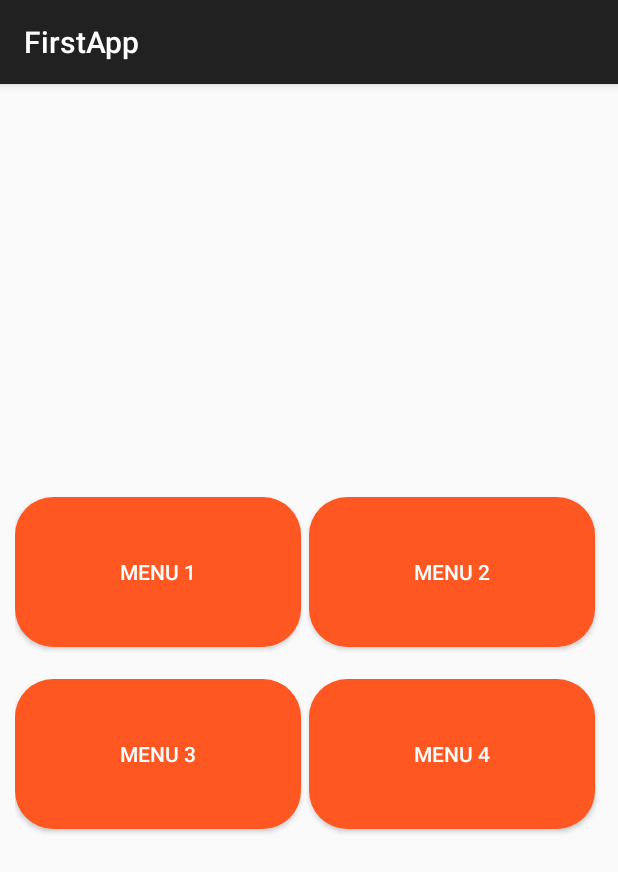
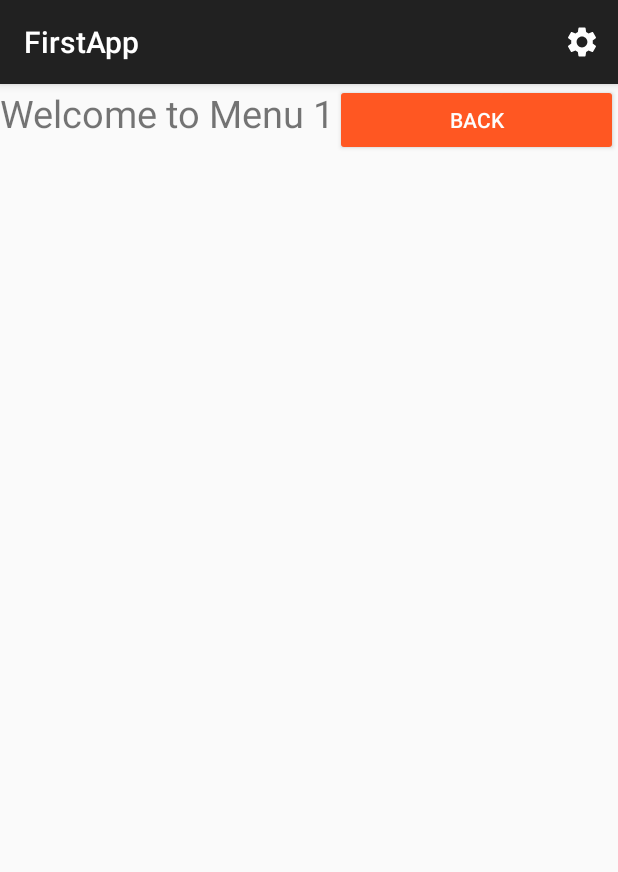
Before and after one commit to Bekzat23/lesson6_registForm, an Android app: the screen it shows after launch (menu_activity before the commit, menu_activity1 after it), after a tap on "MENU 1", on a phone screen of 412 x 824 dp. Shown: the top 872 px of the screen. Run offline under Robolectric (Android 15) with nearby library versions, the phone set to English and light mode, and no system bars.

Commit message:
'with_settings'

```diff
--- a/app/src/main/java/com/example/myapplication/menu_activity.java
+++ b/app/src/main/java/com/example/myapplication/menu_activity.java
@@ -29,6 +29,7 @@ public class menu_activity extends AppCompatActivity implements View.OnClickList
     public void onClick(View view){
         if(view.getId() == R.id.btnMenu1){
             Intent menu1 = new Intent(this, menu_activity1.class);
+            startActivity(menu1);
         }
         else if(view.getId() == R.id.btnMenu2){
             Intent menu1 = new Intent(this, menu_activity2.class);
--- a/app/src/main/java/com/example/myapplication/menu_activity1.java
+++ b/app/src/main/java/com/example/myapplication/menu_activity1.java
@@ -1,14 +1,68 @@
 package com.example.myapplication;
 
+import android.content.Intent;
+import android.os.Bundle;
+import android.view.Menu;
+import android.view.MenuInflater;
+import android.view.MenuItem;
+import android.view.View;
+import android.widget.Button;
+import android.widget.Toast;
+
+import androidx.annotation.NonNull;
 import androidx.appcompat.app.AppCompatActivity;
 
-import android.os.Bundle;
-
-public class menu_activity1 extends AppCompatActivity {
+public class menu_activity1 extends AppCompatActivity implements View.OnClickListener {
+    Button btnBack;
 
     @Override
     protected void onCreate(Bundle savedInstanceState) {
         super.onCreate(savedInstanceState);
         setContentView(R.layout.menu1_design);
+
+        btnBack = findViewById(R.id.Btn_back);
+        btnBack.setOnClickListener(this);
+    }
+
+    @Override
+    public void onClick(View view) {
+        Intent menu1 = new Intent(this, menu_activity.class);
+        startActivity(menu1);
+    }
+
+    @Override
+    public boolean onCreateOptionsMenu(Menu menu) {
+        MenuInflater menuInflater = getMenuInflater();
+        menuInflater.inflate(R.menu.main, menu);
+
+        return true;
+    }
+
+    @Override
+    public boolean onOptionsItemSelected(@NonNull MenuItem item) {
+        switch (item.getItemId()) {
+            case R.id.main_set:
+                Toast.makeText(this, "Settings menu clicked", Toast.LENGTH_SHORT).show();
+                break;
+
+            case R.id.main_refresh:
+                Toast.makeText(this, "Refresh menu clicked", Toast.LENGTH_SHORT).show();
+                break;
+
+            case R.id.main_delete:
+                Toast.makeText(this, "Delete menu clicked", Toast.LENGTH_SHORT).show();
+                break;
+
+            case R.id.main_select:
+                Toast.makeText(this, "Select menu clicked", Toast.LENGTH_SHORT).show();
+                break;
+            case R.id.main_selectall:
+            Toast.makeText(this, "Select All menu clicked", Toast.LENGTH_SHORT).show();
+            break;
+
+            default:
+                return super.onOptionsItemSelected(item);
+        }
+        return true;
     }
 }
--- /dev/null
+++ b/app/src/main/res/drawable/ic_baseline_settings_24.xml
@@ -0,0 +1,5 @@
+<vector android:height="24dp" android:tint="#FFFFFF"
+    android:viewportHeight="24" android:viewportWidth="24"
+    android:width="24dp" xmlns:android="http://schemas.android.com/apk/res/android">
+    <path android:fillColor="@android:color/white" android:pathData="M19.14,12.94c0.04,-0.3 0.06,-0.61 0.06,-0.94c0,-0.32 -0.02,-0.64 -0.07,-0.94l2.03,-1.58c0.18,-0.14 0.23,-0.41 0.12,-0.61l-1.92,-3.32c-0.12,-0.22 -0.37,-0.29 -0.59,-0.22l-2.39,0.96c-0.5,-0.38 -1.03,-0.7 -1.62,-0.94L14.4,2.81c-0.04,-0.24 -0.24,-0.41 -0.48,-0.41h-3.84c-0.24,0 -0.43,0.17 -0.47,0.41L9.25,5.35C8.66,5.59 8.12,5.92 7.63,6.29L5.24,5.33c-0.22,-0.08 -0.47,0 -0.59,0.22L2.74,8.87C2.62,9.08 2.66,9.34 2.86,9.48l2.03,1.58C4.84,11.36 4.8,11.69 4.8,12s0.02,0.64 0.07,0.94l-2.03,1.58c-0.18,0.14 -0.23,0.41 -0.12,0.61l1.92,3.32c0.12,0.22 0.37,0.29 0.59,0.22l2.39,-0.96c0.5,0.38 1.03,0.7 1.62,0.94l0.36,2.54c0.05,0.24 0.24,0.41 0.48,0.41h3.84c0.24,0 0.44,-0.17 0.47,-0.41l0.36,-2.54c0.59,-0.24 1.13,-0.56 1.62,-0.94l2.39,0.96c0.22,0.08 0.47,0 0.59,-0.22l1.92,-3.32c0.12,-0.22 0.07,-0.47 -0.12,-0.61L19.14,12.94zM12,15.6c-1.98,0 -3.6,-1.62 -3.6,-3.6s1.62,-3.6 3.6,-3.6s3.6,1.62 3.6,3.6S13.98,15.6 12,15.6z"/>
+</vector>
--- a/app/src/main/res/layout/active_menu_activity.xml
+++ b/app/src/main/res/layout/active_menu_activity.xml
@@ -4,8 +4,6 @@
     android:layout_width="wrap_content"
     android:layout_height="wrap_content"
     android:layout_gravity="center"
-    android:layout_marginLeft="10dp"
-    android:layout_marginRight="10dp"
     android:orientation="vertical">
 
     <LinearLayout
--- a/app/src/main/res/layout/menu1_design.xml
+++ b/app/src/main/res/layout/menu1_design.xml
@@ -12,4 +12,13 @@
         android:text="Welcome to Menu 1"
         android:textAlignment="center"
         android:textSize="25dp" />
+
+    <Button
+        android:id="@+id/Btn_back"
+        android:layout_width="wrap_content"
+        android:layout_height="wrap_content"
+        android:layout_weight="1"
+        android:text="Back"
+        android:backgroundTint="@color/orange"
+        android:textColor="@color/white"/>
 </LinearLayout>
--- /dev/null
+++ b/app/src/main/res/menu/main.xml
@@ -0,0 +1,40 @@
+<?xml version="1.0" encoding="utf-8"?>
+<menu xmlns:android="http://schemas.android.com/apk/res/android"
+    xmlns:app="http://schemas.android.com/apk/res-auto">
+
+    <item
+        android:id="@+id/main_settings"
+        android:title="Settings"
+        app:showAsAction="always"
+        android:icon="@drawable/ic_baseline_settings_24">
+
+        <menu>
+
+            <item
+                android:id="@+id/main_set"
+                android:title="Settings" />
+            <item
+                android:id="@+id/main_refresh"
+                android:title="Refresh" />
+
+            <item
+                android:id="@+id/main_delete"
+                android:title="Delete" >
+
+                <menu>
+                    <item
+                        android:id="@+id/main_select"
+                        android:title="Select" />
+                    <item
+                        android:id="@+id/main_selectall"
+                        android:title="Select All" />
+
+                </menu>
+
+            </item>
+
+        </menu>
+
+    </item>
+
+</menu>
```
Also changed, not shown: app/src/main/java/com/example/myapplication/menu_activity2.java (+16 -3 lines), app/src/main/java/com/example/myapplication/menu_activity3.java (+16 -3 lines), app/src/main/java/com/example/myapplication/menu_activity4.java (+16 -3 lines), app/src/main/res/drawable/ic_baseline_settings_black.xml (added, +10 -0 lines), app/src/main/res/layout/menu2_design.xml (+10 -1 lines), app/src/main/res/layout/menu3_design.xml (+10 -1 lines), app/src/main/res/layout/menu4_design.xml (+11 -2 lines).
